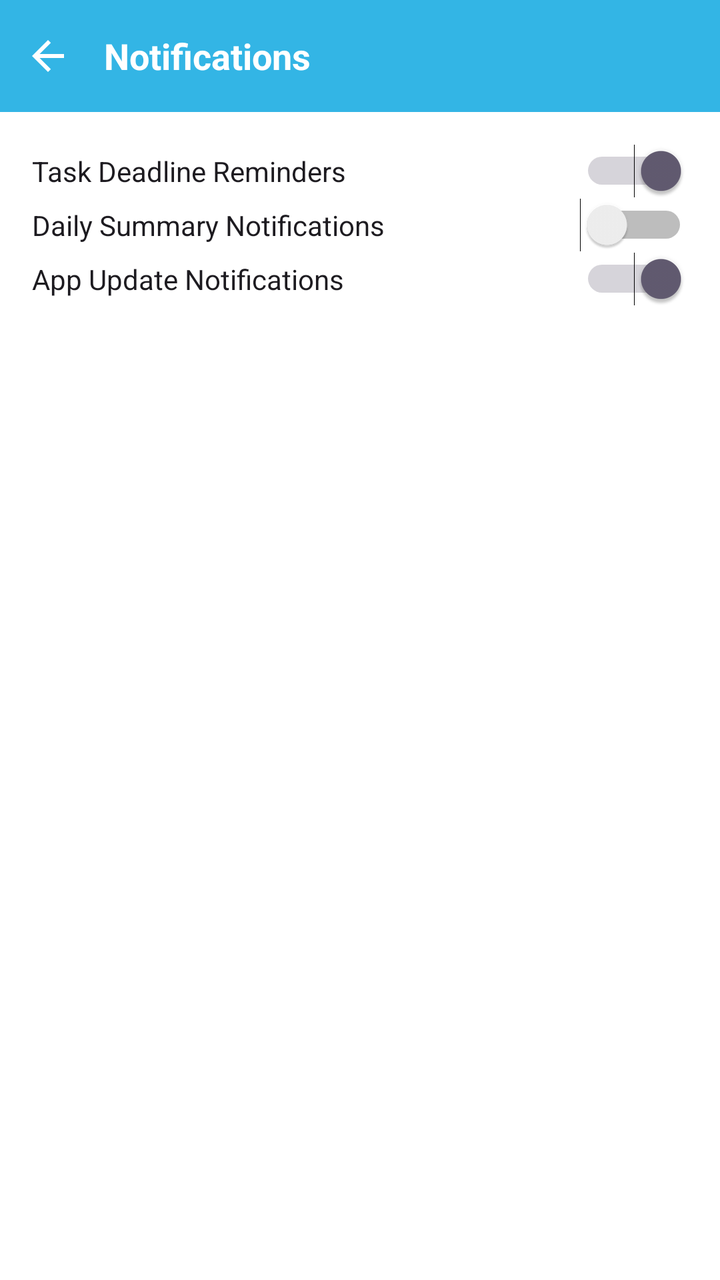
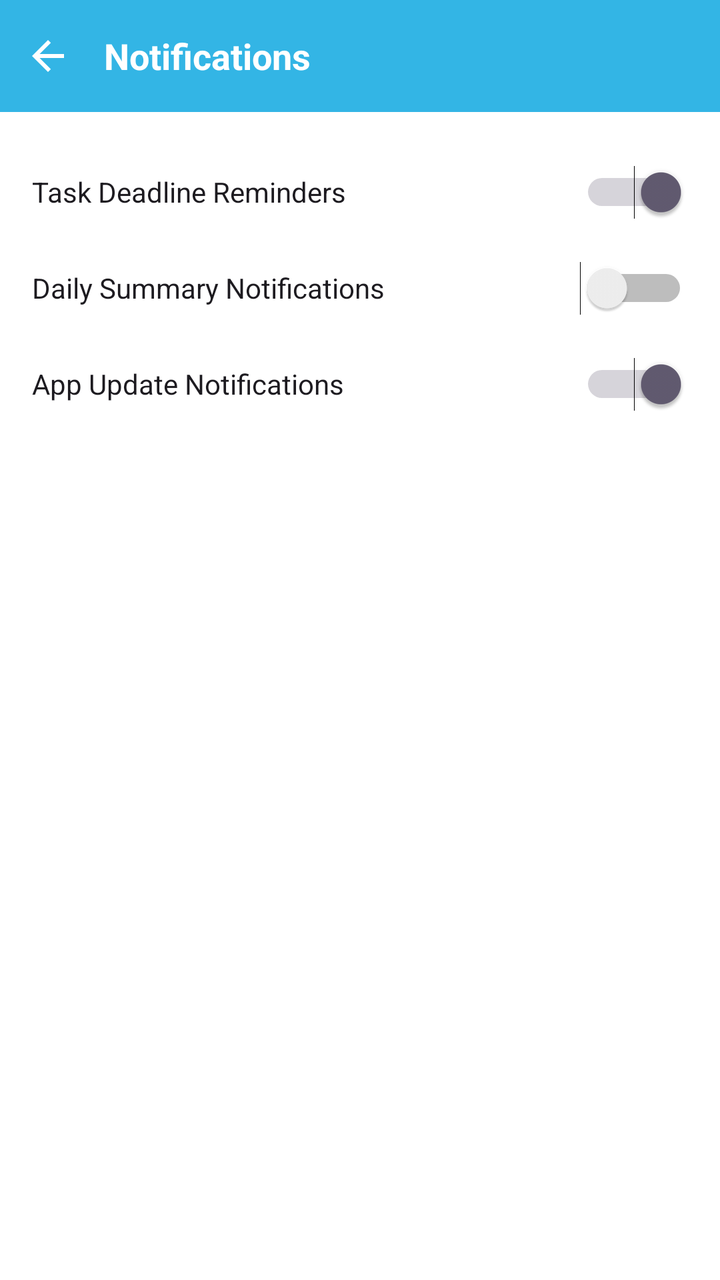

An Android layout rendered at two revisions. The XML below is the earlier revision; the diff shows what the commit changed to produce the second picture.
<!-- AndroidManifest.xml: application theme Theme.StudentNotesApp_Backend_v1 -->
<!-- res/layout/activity_notification_settings.xml -->
<LinearLayout xmlns:android="http://schemas.android.com/apk/res/android"
    xmlns:app="http://schemas.android.com/apk/res-auto"
    android:layout_width="match_parent"
    android:layout_height="match_parent"
    android:orientation="vertical"
    android:background="@color/white"
    android:fitsSystemWindows="true">

    
    <LinearLayout
        android:layout_width="match_parent"
        android:layout_height="56dp"
        android:background="@android:color/holo_blue_light"
        android:gravity="center_vertical"
        android:orientation="horizontal"
        android:paddingStart="12dp"
        android:paddingEnd="12dp">

        <ImageView
            android:id="@+id/back_button"
            android:layout_width="24dp"
            android:layout_height="24dp"
            android:src="@drawable/ic_arrow_back"
            app:tint="@android:color/white" />

        <TextView
            android:layout_width="wrap_content"
            android:layout_height="wrap_content"
            android:layout_marginStart="16dp"
            android:text="Notifications"
            android:textColor="@android:color/white"
            android:textSize="18sp"
            android:textStyle="bold" />
    </LinearLayout>

    
    <ScrollView
        android:layout_width="match_parent"
        android:layout_height="match_parent">

        <LinearLayout
            android:orientation="vertical"
            android:padding="16dp"
            android:layout_width="match_parent"
            android:layout_height="wrap_content">

            <Switch
                android:id="@+id/switchTaskDeadline"
                android:text="Task Deadline Reminders"
                android:checked="true"
                android:layout_width="match_parent"
                android:layout_height="wrap_content" />

            <Switch
                android:id="@+id/switchDailySummary"
                android:text="Daily Summary Notifications"
                android:checked="false"
                android:layout_width="match_parent"
                android:layout_height="wrap_content" />

            <Switch
                android:id="@+id/switchAppUpdates"
                android:text="App Update Notifications"
                android:checked="true"
                android:layout_width="match_parent"
                android:layout_height="wrap_content" />

        </LinearLayout>
    </ScrollView>

</LinearLayout>
<!-- resources referenced by this layout -->
<resources>
  <color name="white">#FFFFFFFF</color>
  <!-- drawable ic_arrow_back (drawable) -->
  <vector xmlns:android="http://schemas.android.com/apk/res/android" android:autoMirrored="true" android:height="24dp" android:tint="#000000" android:viewportHeight="960" android:viewportWidth="960" android:width="24dp">
        
      <path android:fillColor="@android:color/white" android:pathData="M313,520L537,744L480,800L160,480L480,160L537,216L313,440L800,440L800,520L313,520Z"/>
      
  </vector>
  <style name="Theme.StudentNotesApp_Backend_v1" parent="Base.Theme.StudentNotesApp_Backend_v1" />
  <style name="Base.Theme.StudentNotesApp_Backend_v1" parent="Theme.Material3.DayNight.NoActionBar">
  
          <item name="android:windowLightStatusBar">true</item>
  
      </style>
</resources>

<!-- the commit's change to res/layout/activity_notification_settings.xml (unified diff, before → after) -->
@@ -46,24 +46,24 @@
 
             <Switch
                 android:id="@+id/switchTaskDeadline"
-                android:text="Task Deadline Reminders"
+                android:layout_width="match_parent"
+                android:layout_height="48dp"
                 android:checked="true"
-                android:layout_width="match_parent"
-                android:layout_height="wrap_content" />
+                android:text="Task Deadline Reminders" />
 
             <Switch
                 android:id="@+id/switchDailySummary"
-                android:text="Daily Summary Notifications"
+                android:layout_width="match_parent"
+                android:layout_height="48dp"
                 android:checked="false"
-                android:layout_width="match_parent"
-                android:layout_height="wrap_content" />
+                android:text="Daily Summary Notifications" />
 
             <Switch
                 android:id="@+id/switchAppUpdates"
-                android:text="App Update Notifications"
+                android:layout_width="match_parent"
+                android:layout_height="48dp"
                 android:checked="true"
-                android:layout_width="match_parent"
-                android:layout_height="wrap_content" />
+                android:text="App Update Notifications" />
 
         </LinearLayout>
     </ScrollView>
